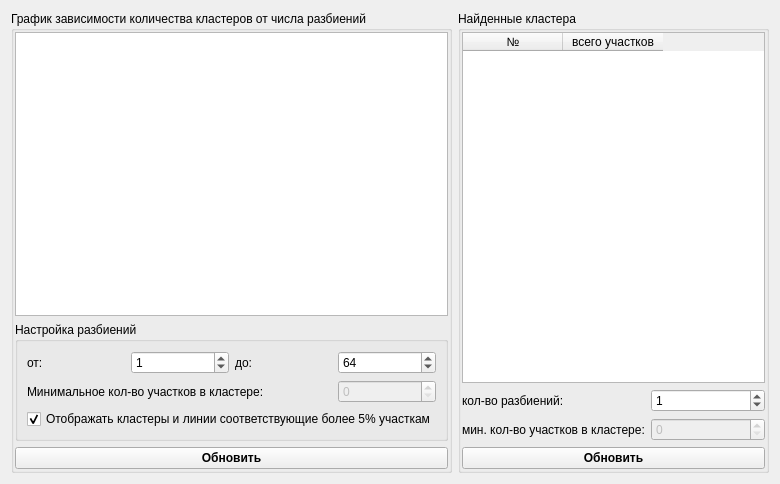
This is src/splitsclusterisationtune.ui in zOrg1331/qznonstat as Qt 5 draws it before an edit. The edited form follows.
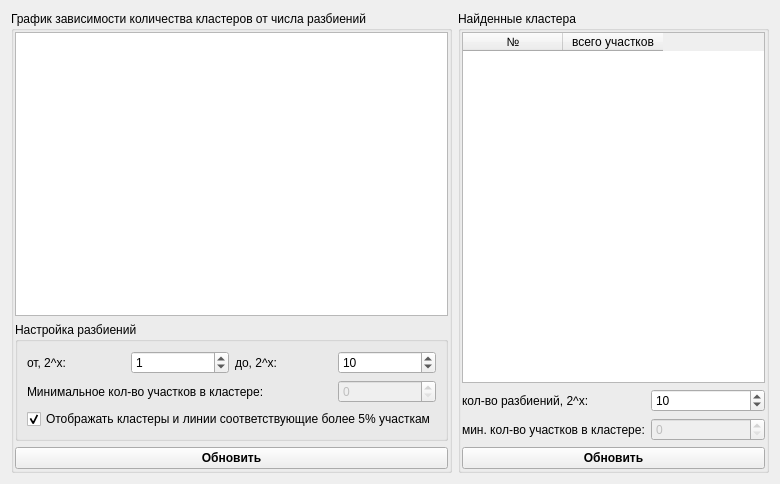
This is the edited form.

Patch:
```diff
--- a/src/splitsclusterisationtune.ui
+++ b/src/splitsclusterisationtune.ui
@@ -62,7 +62,7 @@
              <item row="0" column="0">
               <widget class="QLabel" name="fromPartsCntLabel">
                <property name="text">
-                <string>от:</string>
+                <string>от, 2^x:</string>
                </property>
               </widget>
              </item>
@@ -76,14 +76,14 @@
              <item row="0" column="2">
               <widget class="QLabel" name="toPartsCntLabel">
                <property name="text">
-                <string>до:</string>
+                <string>до, 2^x:</string>
                </property>
               </widget>
              </item>
              <item row="0" column="3">
               <widget class="QSpinBox" name="toPartsCntEdit">
                <property name="value">
-                <number>64</number>
+                <number>10</number>
                </property>
               </widget>
              </item>
@@ -152,7 +152,7 @@
           <item row="1" column="0">
            <widget class="QLabel" name="maxPartsCntLabel_2">
             <property name="text">
-             <string>кол-во разбиений:</string>
+             <string>кол-во разбиений, 2^x:</string>
             </property>
            </widget>
           </item>
@@ -165,7 +165,7 @@
              <number>99999</number>
             </property>
             <property name="value">
-             <number>1</number>
+             <number>10</number>
             </property>
            </widget>
           </item>
```
